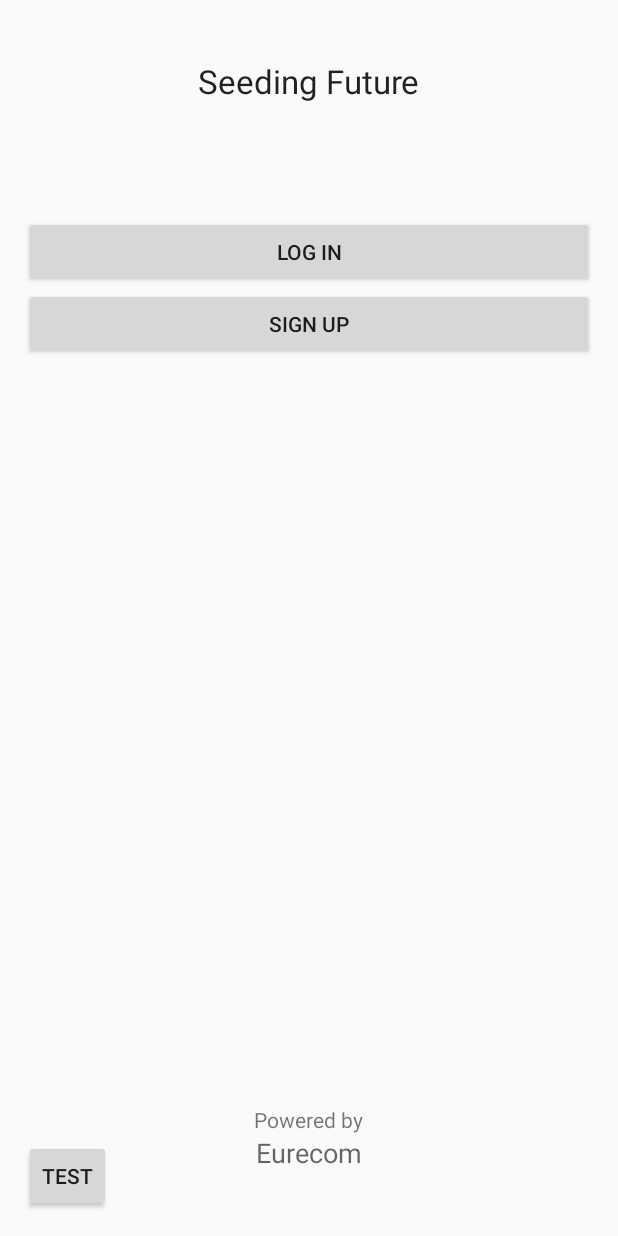
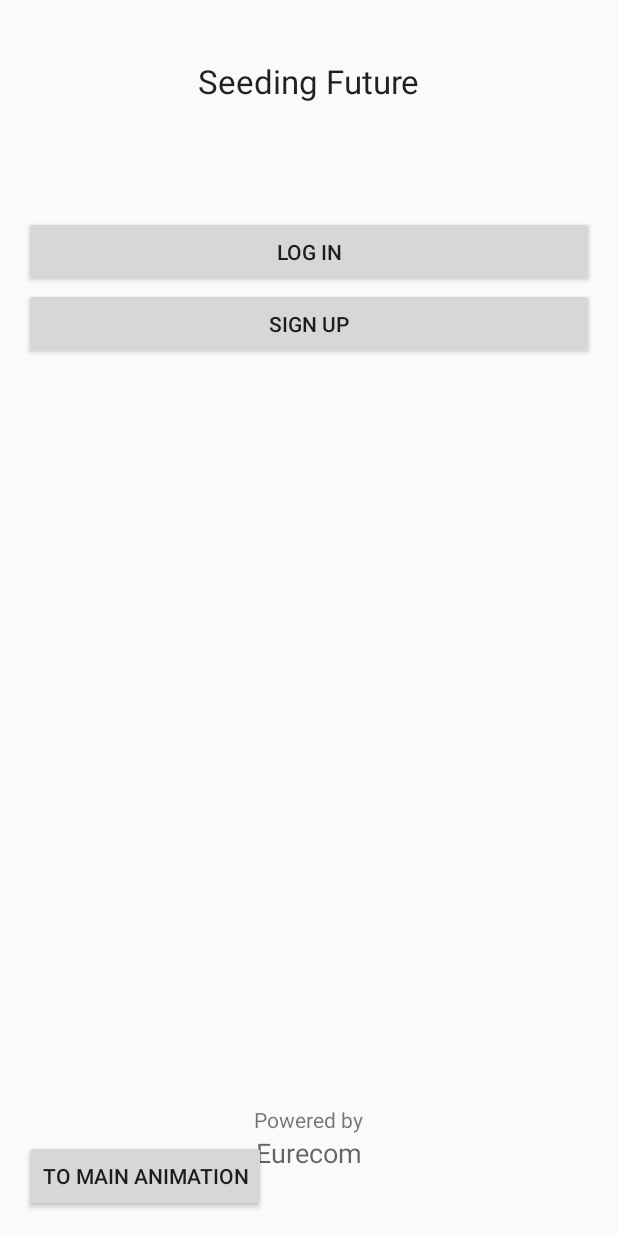
Before and after one commit to antonioBazco/greenSeedProject, an Android app: the screen it shows after launch (WelcomeActivity), on a phone screen of 412 x 824 dp. Run offline under Robolectric (Android 15) with nearby library versions, the light colour scheme and no system bars; 4 statements that could not run were skipped.

Commit message:
simple animations added for main screen

```diff
--- a/app/src/main/AndroidManifest.xml
+++ b/app/src/main/AndroidManifest.xml
@@ -39,6 +39,10 @@
             android:name=".MainActivity"
             android:label="@string/title_activity_main" >
         </activity>
+        <activity
+            android:name=".AnimActivity"
+            android:label="AnimActivity">
+        </activity>
     </application>
 
 </manifest>
--- a/app/src/main/java/greenseed/eurecom/fr/greenseed/WelcomeActivity.java
+++ b/app/src/main/java/greenseed/eurecom/fr/greenseed/WelcomeActivity.java
@@ -35,8 +35,7 @@ public class WelcomeActivity extends Activity {
             }
         });
     }
-    public void testFunc(View v){
-        Button button = (Button) v;
-        ((Button) v).setText("clicked");
+    public void goToAnimActivity(View v){
+        startActivity(new Intent(WelcomeActivity.this, AnimActivity.class));
     }
 }
--- a/app/src/main/res/layout/activity_welcome.xml
+++ b/app/src/main/res/layout/activity_welcome.xml
@@ -66,11 +66,11 @@
         style="?android:attr/buttonStyleSmall"
         android:layout_width="wrap_content"
         android:layout_height="wrap_content"
-        android:text="test"
+        android:text="To main animation"
         android:id="@+id/buttonTest"
         android:layout_alignParentBottom="true"
         android:layout_alignParentLeft="true"
         android:layout_alignParentStart="true"
-        android:onClick="testFunc"/>
+        android:onClick="goToAnimActivity"/>
 
 </RelativeLayout>
--- a/app/src/main/res/values/strings.xml
+++ b/app/src/main/res/values/strings.xml
@@ -10,6 +10,10 @@
     <string name="title_activity_sign_up">SignUpActivity</string>
     <string name="title_activity_login">LoginActivity</string>
     <string name="title_activity_main">MainActivity</string>
+    <string name="sun">sun</string>
+    <string name="cloud">cloud</string>
+    <string name="pot">pot</string>
+    <string name="flower">flower</string>
 
 
     <!--<string name="title_activity_settings">Settings</string>-->
```
